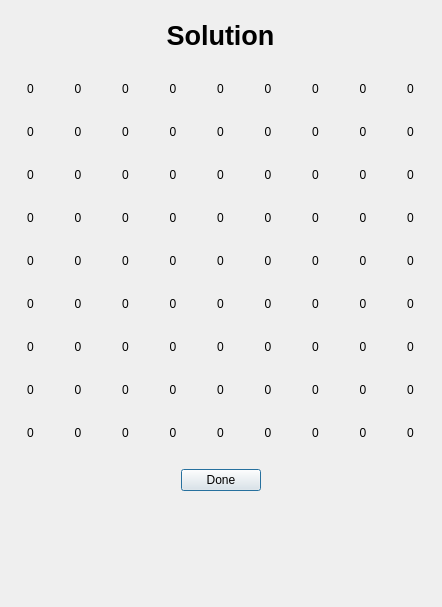
First picture: the form in GUI/sudoku_solver/solvedsudoku.ui, repository 0x5447/sudoku-solver, before the edit.
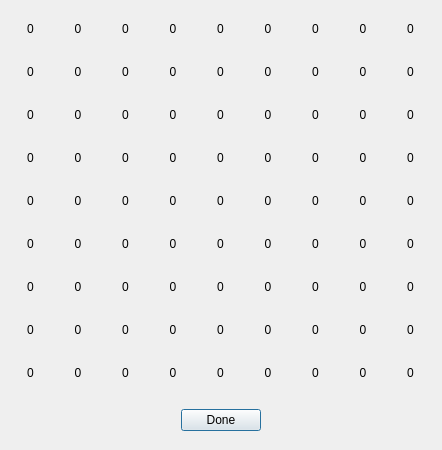
Second picture: the form after the edit.

Diff of the .ui file:
```diff
--- a/GUI/sudoku_solver/solvedsudoku.ui
+++ b/GUI/sudoku_solver/solvedsudoku.ui
@@ -7,7 +7,7 @@
     <x>0</x>
     <y>0</y>
     <width>442</width>
-    <height>607</height>
+    <height>450</height>
    </rect>
   </property>
   <property name="windowTitle">
@@ -17,7 +17,7 @@
    <property name="geometry">
     <rect>
      <x>10</x>
-     <y>70</y>
+     <y>10</y>
      <width>421</width>
      <height>381</height>
     </rect>
@@ -839,7 +839,7 @@
    <property name="geometry">
     <rect>
      <x>10</x>
-     <y>460</y>
+     <y>400</y>
      <width>421</width>
      <height>41</height>
     </rect>
@@ -880,29 +880,6 @@
     </item>
    </layout>
   </widget>
-  <widget class="QLabel" name="title">
-   <property name="geometry">
-    <rect>
-     <x>10</x>
-     <y>10</y>
-     <width>421</width>
-     <height>51</height>
-    </rect>
-   </property>
-   <property name="font">
-    <font>
-     <pointsize>20</pointsize>
-     <weight>75</weight>
-     <bold>true</bold>
-    </font>
-   </property>
-   <property name="text">
-    <string>Solution</string>
-   </property>
-   <property name="alignment">
-    <set>Qt::AlignCenter</set>
-   </property>
-  </widget>
  </widget>
  <resources/>
  <connections/>
```
